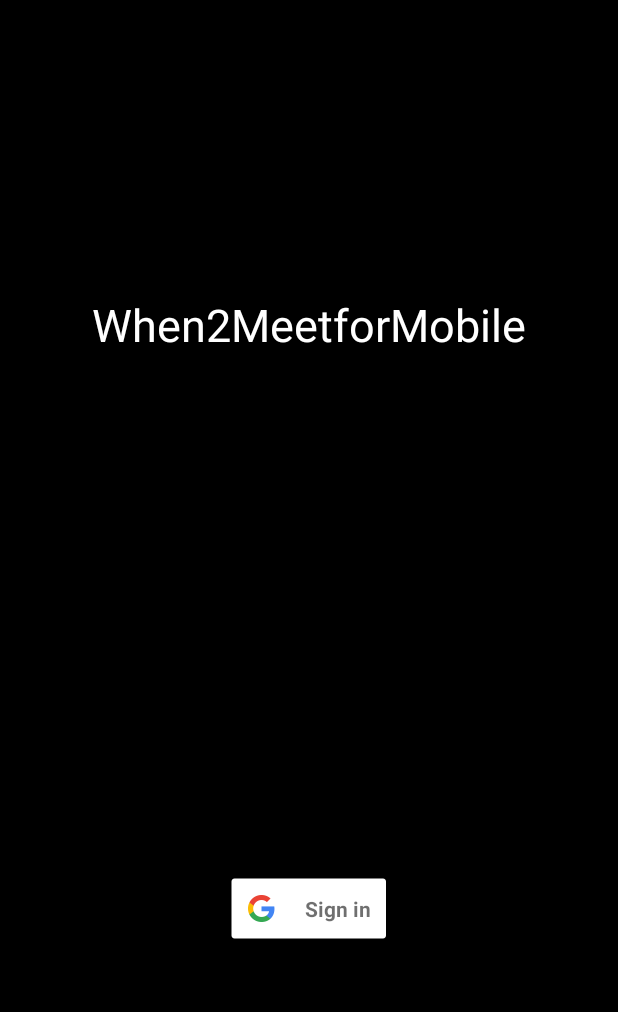
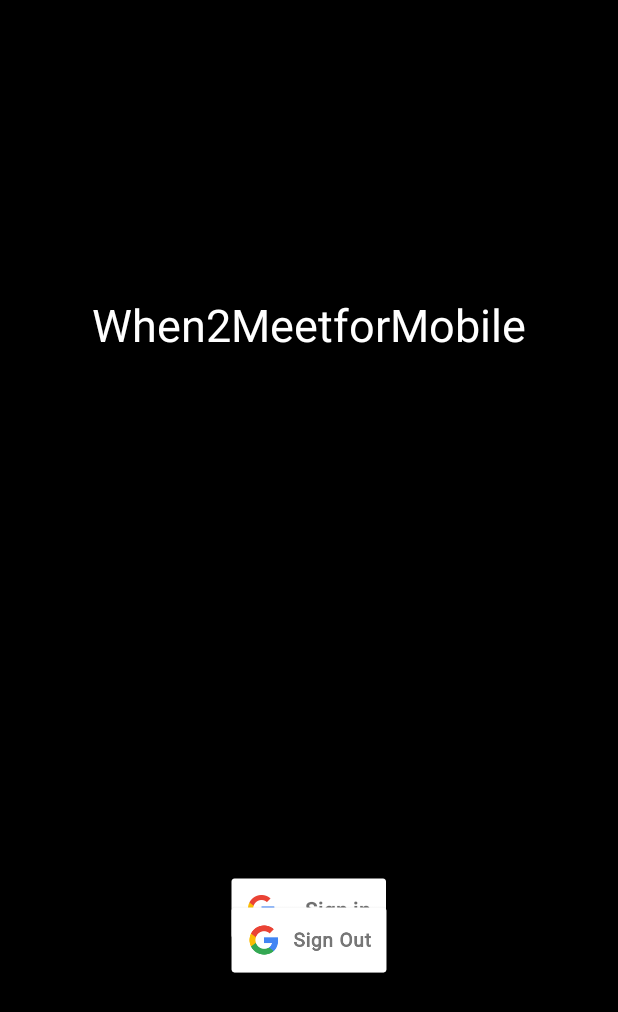
Before and after one commit to Sangeun44/When2MeetforMobile, an Android app: the layout activity_main.xml on its own in the app's theme, with its tools: preview values and no code run, on a phone screen of 412 x 824 dp. Shown: the top 1012 px of the screen. Run offline under Robolectric (Android 15) with nearby library versions, the phone set to English and light mode, and no system bars.

Commit message:
logout button

```diff
--- a/app/build.gradle
+++ b/app/build.gradle
@@ -24,10 +24,10 @@ dependencies {
     implementation 'com.android.support.constraint:constraint-layout:1.0.2'
     implementation 'com.google.firebase:firebase-auth:11.8.0'
     compile 'com.google.android.gms:play-services-auth:11.8.0'
+    compile 'com.google.firebase:firebase-firestore:11.8.0'
     testImplementation 'junit:junit:4.12'
     androidTestImplementation 'com.android.support.test:runner:1.0.1'
     androidTestImplementation 'com.android.support.test.espresso:espresso-core:3.0.1'
 }
 
-
 apply plugin: 'com.google.gms.google-services'
--- /dev/null
+++ b/app/src/main/res/drawable/signout_button_effect.xml
@@ -0,0 +1,7 @@
+<?xml version="1.0" encoding="utf-8"?>
+<selector xmlns:android="http://schemas.android.com/apk/res/android">
+
+    <item android:drawable="@drawable/signout_pressed" android:state_pressed="true"></item>
+    <item android:drawable="@drawable/signout_normal"></item>
+
+</selector>
--- a/app/src/main/res/layout/activity_main.xml
+++ b/app/src/main/res/layout/activity_main.xml
@@ -34,9 +34,24 @@
         android:layout_width="wrap_content"
         android:layout_height="wrap_content"
         app:layout_constraintBottom_toBottomOf="parent"
+        app:layout_constraintHorizontal_bias="0.501"
         app:layout_constraintLeft_toLeftOf="parent"
         app:layout_constraintRight_toRightOf="parent"
         app:layout_constraintTop_toTopOf="parent"
         app:layout_constraintVertical_bias="0.75" />
 
+    <ImageButton
+        android:id="@+id/sign_out_button"
+        android:layout_width="112dp"
+        android:layout_height="wrap_content"
+        android:background="@null"
+        android:padding="0dp"
+        android:scaleType="centerInside"
+        app:layout_constraintBottom_toBottomOf="parent"
+        app:layout_constraintLeft_toLeftOf="parent"
+        app:layout_constraintRight_toRightOf="parent"
+        app:layout_constraintTop_toTopOf="parent"
+        app:layout_constraintVertical_bias="0.84"
+        app:srcCompat="@drawable/signout_button_effect" />
+
 </android.support.constraint.ConstraintLayout>
```
Also changed, not shown: app/src/main/java/edu/upenn/cis350/g8/when2meetformobile/MainActivity.java (+64 -12 lines), app/src/main/res/drawable/signout_normal.png (added), app/src/main/res/drawable/signout_pressed.png (added), app/src/main/res/font/roboto_medium.ttf (added), 1 other file.
